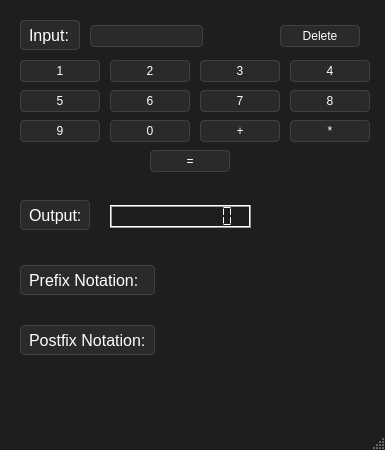
minnbanya/PLC-Calculator, file main.ui: the form before one commit.
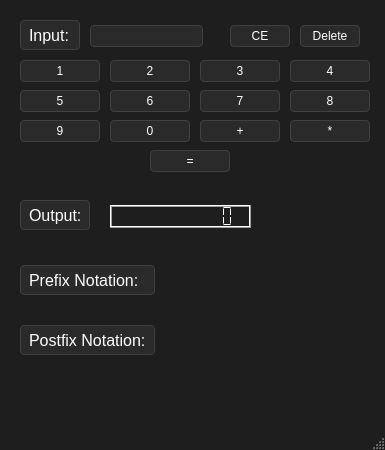
The form after the commit.

Patch:
```diff
--- a/main.ui
+++ b/main.ui
@@ -69,9 +69,9 @@
    <widget class="QPushButton" name="button_delete">
     <property name="geometry">
      <rect>
-      <x>280</x>
+      <x>300</x>
       <y>25</y>
-      <width>80</width>
+      <width>60</width>
       <height>22</height>
      </rect>
     </property>
@@ -79,6 +79,19 @@
      <string>Delete</string>
     </property>
    </widget>
+   <widget class="QPushButton" name="button_ce">
+    <property name="geometry">
+     <rect>
+      <x>230</x>
+      <y>25</y>
+      <width>60</width>
+      <height>22</height>
+     </rect>
+    </property>
+    <property name="text">
+     <string>CE</string>
+    </property>
+   </widget>
    <widget class="QPushButton" name="button_1">
     <property name="geometry">
      <rect>
@@ -341,7 +354,7 @@
    <widget class="QLabel" name="error_display">
     <property name="geometry">
      <rect>
-      <x>140</x>
+      <x>120</x>
       <y>380</y>
       <width>200</width>
       <height>30</height>
```
